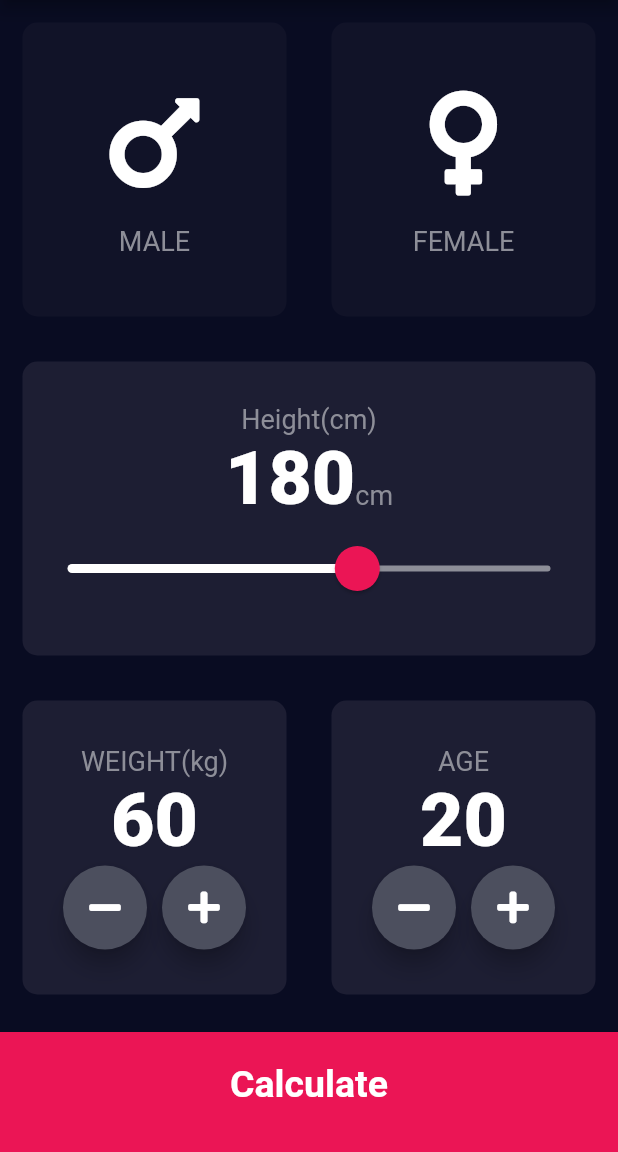
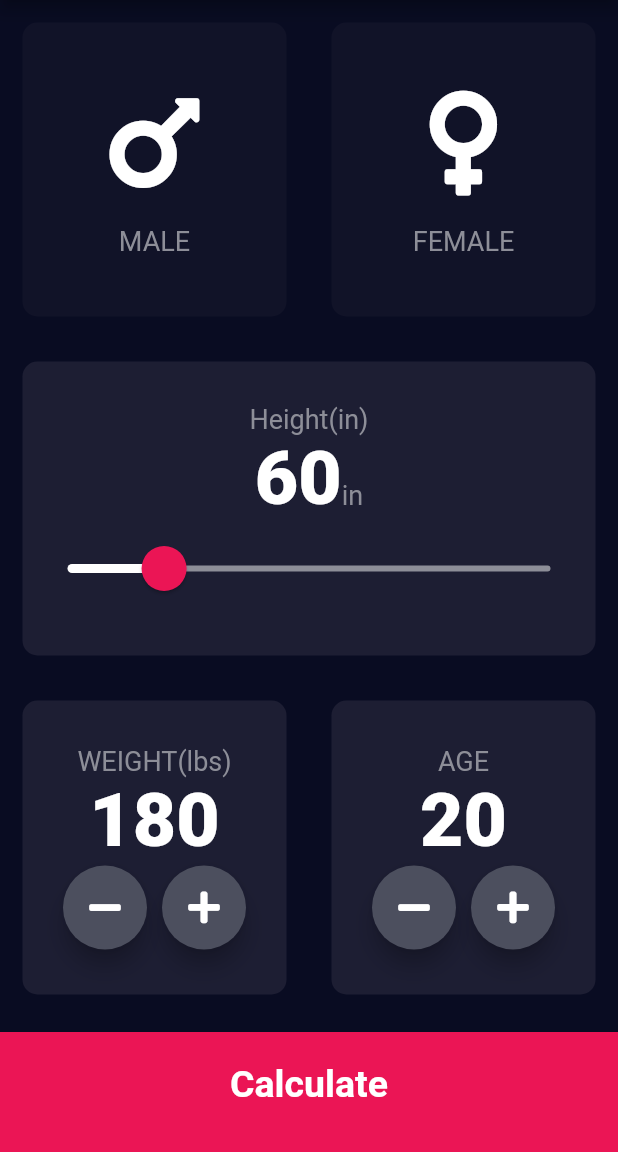
Before and after one commit to CKaii/BMI-Calculator-, a Flutter app: the screen it shows after launch, on a phone screen of 412 x 824 dp, the part 84-1236 px from its top. Run offline on Flutter 3.47's test engine with Material 2 defaults, Android fonts, the phone set to English and light mode, and no system bars; our stand-ins replace font_awesome_flutter.

Commit message:
Changed metric system from weight and height

```diff
--- a/lib/bmi_calculator.dart
+++ b/lib/bmi_calculator.dart
@@ -8,7 +8,7 @@ class BMICalculator {
   double _bmi;
 
   String calculateBMI() {
-    _bmi = weight / pow(height / 100, 2);
+    _bmi = (703 * weight) / pow(height, 2);
     return _bmi.toStringAsFixed(1);
   }
 
--- a/lib/input_page.dart
+++ b/lib/input_page.dart
@@ -17,8 +17,8 @@ class InputPage extends StatefulWidget {
 
 class _InputPageState extends State<InputPage> {
   Gender selectedGender;
-  int height = 180;
-  int weight = 60;
+  int height = 60;
+  int weight = 180;
   int age = 20;
 
   @override
@@ -74,7 +74,7 @@ class _InputPageState extends State<InputPage> {
                   mainAxisAlignment: MainAxisAlignment.center,
                   children: <Widget>[
                     Text(
-                      'Height(cm)',
+                      'Height(in)',
                       style: kLabelTextStyle,
                     ),
                     Row(
@@ -87,7 +87,7 @@ class _InputPageState extends State<InputPage> {
                           style: kNumberTextStyle,
                         ),
                         Text(
-                          'cm',
+                          'in',
                           style: kLabelTextStyle,
                         )
                       ],
@@ -104,8 +104,8 @@ class _InputPageState extends State<InputPage> {
                               RoundSliderOverlayShape(overlayRadius: 30.0)),
                       child: Slider(
                           value: height.toDouble(),
-                          min: 120.0,
-                          max: 220,
+                          min: 48.0,
+                          max: 108,
                           onChanged: (double newValue) {
                             setState(() {
                               height = newValue.round();
@@ -125,7 +125,7 @@ class _InputPageState extends State<InputPage> {
                     mainAxisAlignment: MainAxisAlignment.center,
                     children: <Widget>[
                       Text(
-                        'WEIGHT(kg)',
+                        'WEIGHT(lbs)',
                         style: kLabelTextStyle,
                       ),
                       Text(
```
